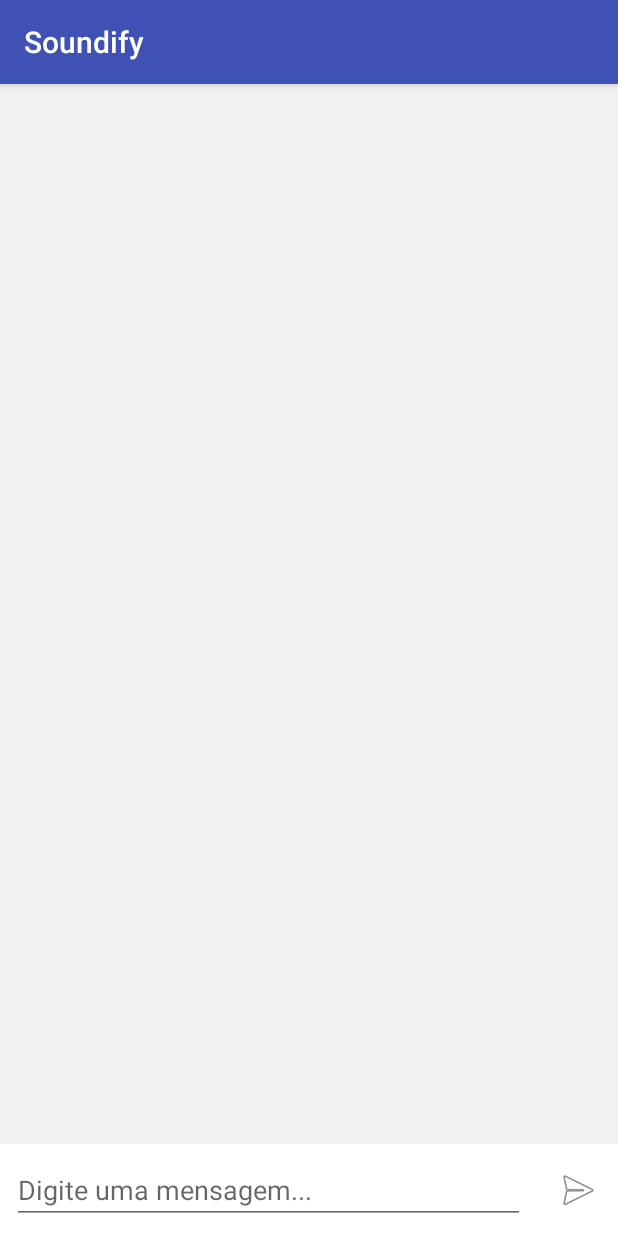
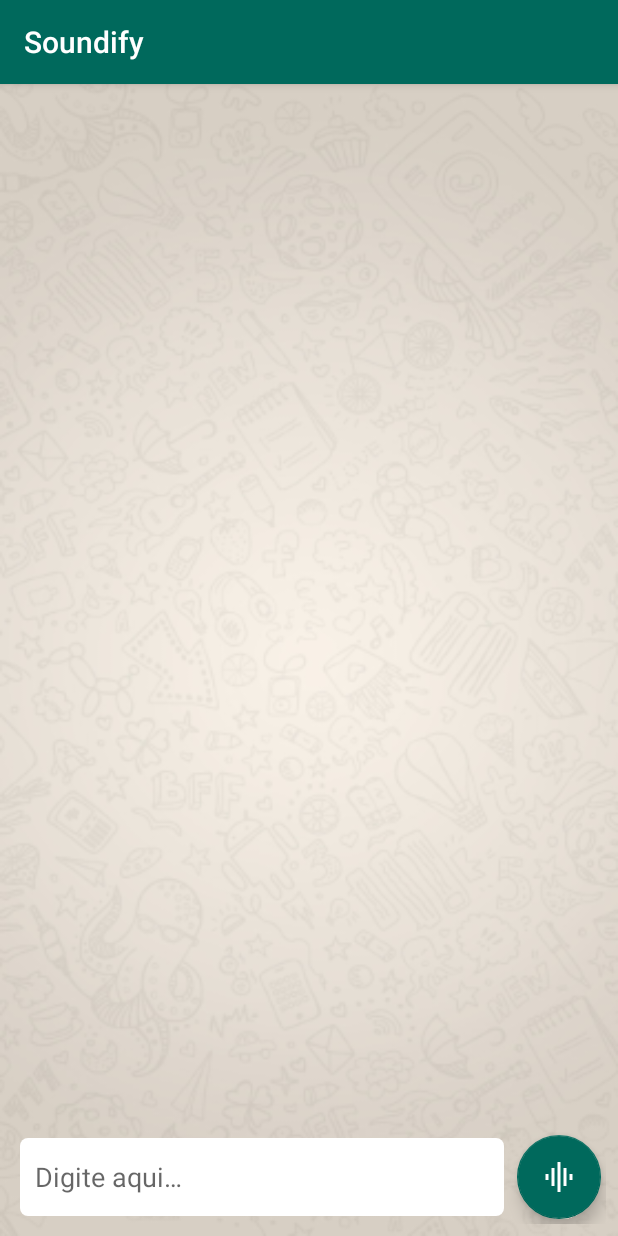
Before and after one commit to raphaelfuchter/Soundify, an Android app: the screen it shows after launch (MainActivity), on a phone screen of 412 x 824 dp. Run offline under Robolectric (Android 15) with nearby library versions, the phone set to English and light mode, and no system bars.

Commit message:
Modificado o layout do app;

```diff
--- /dev/null
+++ b/app/src/main/res/drawable/roundcorner.xml
@@ -0,0 +1,5 @@
+<?xml version="1.0" encoding="utf-8"?>
+<shape xmlns:android="http://schemas.android.com/apk/res/android">
+    <solid android:color="#ffffff" />
+    <corners android:radius="5dp" />
+</shape>
--- a/app/src/main/res/layout/activity_main.xml
+++ b/app/src/main/res/layout/activity_main.xml
@@ -28,11 +28,10 @@
         android:layout_width="match_parent"
         android:layout_height="match_parent"
         android:layout_below="@+id/app_bar"
-        android:background="#f1f1f1"
+        android:background="@drawable/whats_app_background"
         android:paddingBottom="@dimen/activity_vertical_margin"
         android:paddingLeft="@dimen/activity_horizontal_margin"
         android:paddingRight="@dimen/activity_horizontal_margin"
-        android:paddingTop="@dimen/activity_vertical_margin"
         app:stackFromEnd ="true"
         app:reverseLayout="true"
         android:scrollbars="vertical"/>
@@ -41,42 +40,33 @@
         android:id="@+id/linLayout_text"
         android:layout_width="match_parent"
         android:layout_height="wrap_content"
+        android:layout_margin="8dp"
         android:layout_alignParentBottom="true"
-        android:background="#ffffff"
         android:orientation="horizontal" >
 
         <EditText
             android:id="@+id/etx_send"
+            android:layout_width="0dp"
+            android:layout_height="match_parent"
+            android:layout_gravity="center_vertical"
+            android:layout_margin="5dp"
+            android:layout_weight="1"
+            android:background="@drawable/roundcorner"
+            android:ems="10"
+            android:hint="@string/type_here"
+            android:inputType="text"
+            android:imeOptions="actionSend"
+            android:paddingStart="10dp"
+            android:paddingEnd="1dp" />
+
+        <android.support.design.widget.FloatingActionButton
+            android:id="@+id/fab"
             android:layout_width="wrap_content"
             android:layout_height="wrap_content"
             android:layout_gravity="center_vertical"
-            android:layout_margin="8dp"
-            android:layout_weight="1"
-            android:ems="10"
-            android:hint="@string/type_a_message"
-            android:inputType="text"
-            android:imeOptions="actionSend" />
-
-        <ImageButton
-            android:id="@+id/imageButton_send"
-            android:layout_width="46dp"
-            android:layout_height="wrap_content"
-            android:layout_gravity="center_vertical"
-            android:text="@string/send"
-            android:contentDescription="@string/send"
-            style="@style/Base.Widget.AppCompat.Button.Borderless"
-            app:srcCompat="@android:drawable/ic_menu_send"
-            android:layout_weight="0.06" />
+            android:layout_margin="3dp"
+            android:src="@drawable/ic_graphic_eq_white_48dp" />
 
     </LinearLayout>
 
-
-    <!--<android.support.design.widget.FloatingActionButton
-        android:id="@+id/fab"
-        android:layout_width="wrap_content"
-        android:layout_height="wrap_content"
-        android:layout_gravity="bottom|end"
-        android:layout_margin="@dimen/fab_margin"
-        android:src="@drawable/ic_graphic_eq_white_48dp" />-->
-
 </RelativeLayout>
--- a/app/src/main/res/values-v21/styles.xml
+++ b/app/src/main/res/values-v21/styles.xml
@@ -13,5 +13,6 @@
         <item name="colorPrimaryDark">@color/colorPrimaryDark</item>
         <item name="colorAccent">@color/colorAccent</item>
         <item name="android:navigationBarColor">@color/colorPrimary</item>
+        <item name="android:textColorPrimary">@android:color/background_dark</item>
     </style>
 </resources>
--- a/app/src/main/res/values/colors.xml
+++ b/app/src/main/res/values/colors.xml
@@ -1,6 +1,6 @@
 <?xml version="1.0" encoding="utf-8"?>
 <resources>
-    <color name="colorPrimary">#3f51b5</color>
-    <color name="colorPrimaryDark">#303F9F</color>
-    <color name="colorAccent">#FF4081</color>
+    <color name="colorPrimary">#00695C</color>
+    <color name="colorPrimaryDark">#004D40</color>
+    <color name="colorAccent">#00695C</color>
 </resources>
--- a/app/src/main/res/values/strings.xml
+++ b/app/src/main/res/values/strings.xml
@@ -1,7 +1,7 @@
 <resources>
     <string name="app_name">Soundify</string>
 
-    <string name="type_a_message">Digite uma mensagem...</string>
+    <string name="type_here">Digite aqui&#8230;</string>
     <string name="send">Enviar</string>
 
 </resources>
--- a/app/src/main/res/values/styles.xml
+++ b/app/src/main/res/values/styles.xml
@@ -6,6 +6,7 @@
         <item name="colorPrimary">@color/colorPrimary</item>
         <item name="colorPrimaryDark">@color/colorPrimaryDark</item>
         <item name="colorAccent">@color/colorAccent</item>
+        <item name="android:textColorPrimary">@android:color/background_dark</item>
     </style>
 
     <style name="AppTheme.NoActionBar">
```
Also changed, not shown: app/build.gradle (+7 -11 lines), app/src/main/java/com/rf17/soundify/app/activity/MainActivity.java (+25 -24 lines), app/src/main/java/com/rf17/soundify/app/adapter/MyRecyclerViewAdapter.java (+20 -11 lines), app/src/main/java/com/rf17/soundify/app/model/Message.java (+13 -9 lines), app/src/main/java/com/rf17/soundify/app/utils/AndroidUtils.java (added, +38 -0 lines), app/src/main/res/layout/card_view_row.xml (deleted, +0 -41 lines), app/src/main/res/layout/content_main.xml (deleted, +0 -23 lines), app/src/main/res/layout/message_left.xml (added, +26 -0 lines), app/src/main/res/layout/message_right.xml (added, +29 -0 lines), app/src/main/res/drawable-xxxhdpi/green_bubble2.9.png (added), app/src/main/res/drawable-xxxhdpi/green_bubble3.9.png (added), app/src/main/res/drawable-xxxhdpi/grey_bubble.9.png (added), app/src/main/res/drawable-xxxhdpi/purple_bubble.9.png (added), app/src/main/res/drawable-xxxhdpi/whats_app_background.jpg (added).
